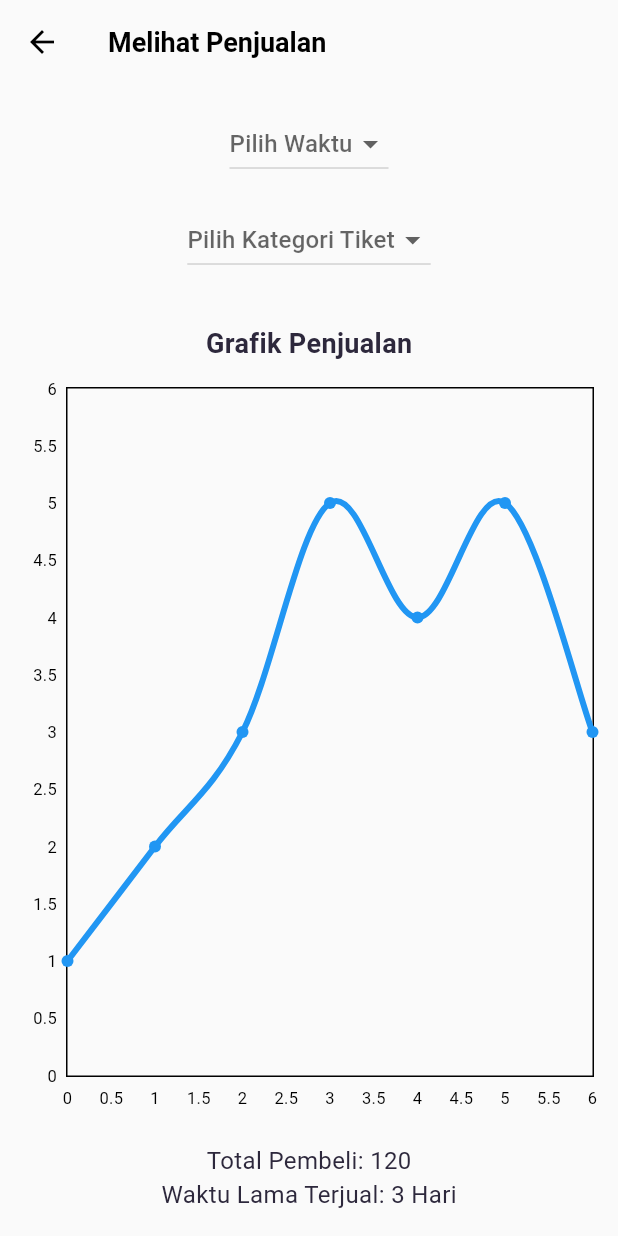
After one commit to TI-3D/fest-ticketing-app, a Flutter app: the screen it shows after launch, item 4 of the bottom bar chosen, after a tap on "Melihat Penjualan", on a phone screen of 412 x 824 dp. The commit adds this screen. Run offline on Flutter 3.47's test engine with Material 3 defaults, Android fonts, the phone set to English and light mode, and no system bars; drawn by our look-alikes of fl_chart; our stand-ins replace dio, equatable, firebase_core, flutter_bloc, flutter_svg, get_it and 3 more; accounts and stored records are empty; Roboto replaces fonts that are missing (CircularStd).

Commit message:
create sales_page

```diff
--- a/lib/presentation/profile/screen/profile.dart
+++ b/lib/presentation/profile/screen/profile.dart
@@ -1,3 +1,4 @@
+import 'package:fest_ticketing/presentation/profile/screen/sales_page.dart';
 import 'package:flutter/material.dart';
 import 'package:fest_ticketing/presentation/profile/screen/event_request_page.dart';
 
@@ -86,6 +87,21 @@ class ProfileScreen extends StatelessWidget {
               );
             },
           ),
+          const SizedBox(height: 24),
+          // Menu item untuk Melihat Penjualan
+          _buildMenuItem(
+            icon: Icons.list,
+            title: 'Melihat Penjualan',
+            onTap: () {
+              // Navigasi ke halaman SalesPage
+              Navigator.push(
+                context,
+                MaterialPageRoute(
+                  builder: (context) => SalesPage(),
+                ),
+              );
+            },
+          ),
           _buildMenuItem(
               icon: Icons.payment,
               title: 'Paymemt',
--- /dev/null
+++ b/lib/presentation/profile/screen/sales_page.dart
@@ -0,0 +1,95 @@
+import 'package:flutter/material.dart';
+import 'package:fl_chart/fl_chart.dart';
+
+class SalesPage extends StatelessWidget {
+  @override
+  Widget build(BuildContext context) {
+    return Scaffold(
+      appBar: AppBar(
+        title: Text('Melihat Penjualan'),
+      ),
+      body: Padding(
+        padding: const EdgeInsets.all(16.0),
+        child: Column(
+          children: [
+            // Filter berdasarkan waktu
+            DropdownButton<String>(
+              hint: Text('Pilih Waktu'),
+              onChanged: (value) {
+                // Logika untuk filter berdasarkan waktu
+              },
+              items: [
+                DropdownMenuItem(value: 'Harian', child: Text('Harian')),
+                DropdownMenuItem(value: 'Mingguan', child: Text('Mingguan')),
+                DropdownMenuItem(value: 'Bulanan', child: Text('Bulanan')),
+              ],
+            ),
+
+            SizedBox(height: 16),
+
+            // Filter berdasarkan kategori tiket
+            DropdownButton<String>(
+              hint: Text('Pilih Kategori Tiket'),
+              onChanged: (value) {
+                // Logika untuk filter berdasarkan kategori
+              },
+              items: [
+                DropdownMenuItem(value: 'VIP', child: Text('VIP')),
+                DropdownMenuItem(value: 'Reguler', child: Text('Reguler')),
+                DropdownMenuItem(value: 'Diskon', child: Text('Diskon')),
+              ],
+            ),
+
+            SizedBox(height: 32),
+
+            // Grafik Penjualan
+            Text(
+              'Grafik Penjualan',
+              style: TextStyle(fontSize: 18, fontWeight: FontWeight.bold),
+            ),
+            SizedBox(height: 16),
+            Expanded(
+              child: LineChart(
+                LineChartData(
+                  gridData: FlGridData(show: false),
+                  titlesData: FlTitlesData(
+                    bottomTitles: SideTitles(showTitles: true),
+                    leftTitles: SideTitles(showTitles: true),
+                  ),
+                  borderData: FlBorderData(show: true),
+                  minX: 0,
+                  maxX: 6,
+                  minY: 0,
+                  maxY: 6,
+                  lineBarsData: [
+                    LineChartBarData(
+                      spots: [
+                        FlSpot(0, 1),
+                        FlSpot(1, 2),
+                        FlSpot(2, 3),
+                        FlSpot(3, 5),
+                        FlSpot(4, 4),
+                        FlSpot(5, 5),
+                        FlSpot(6, 3),
+                      ],
+                      isCurved: true,
+                      colors: [Colors.blue],
+                      barWidth: 4,
+                      belowBarData: BarAreaData(show: false),
+                    ),
+                  ],
+                ),
+              ),
+            ),
+
+            SizedBox(height: 16),
+
+            // Informasi Tambahan
+            Text('Total Pembeli: 120', style: TextStyle(fontSize: 16)),
+            Text('Waktu Lama Terjual: 3 Hari', style: TextStyle(fontSize: 16)),
+          ],
+        ),
+      ),
+    );
+  }
+}
```
